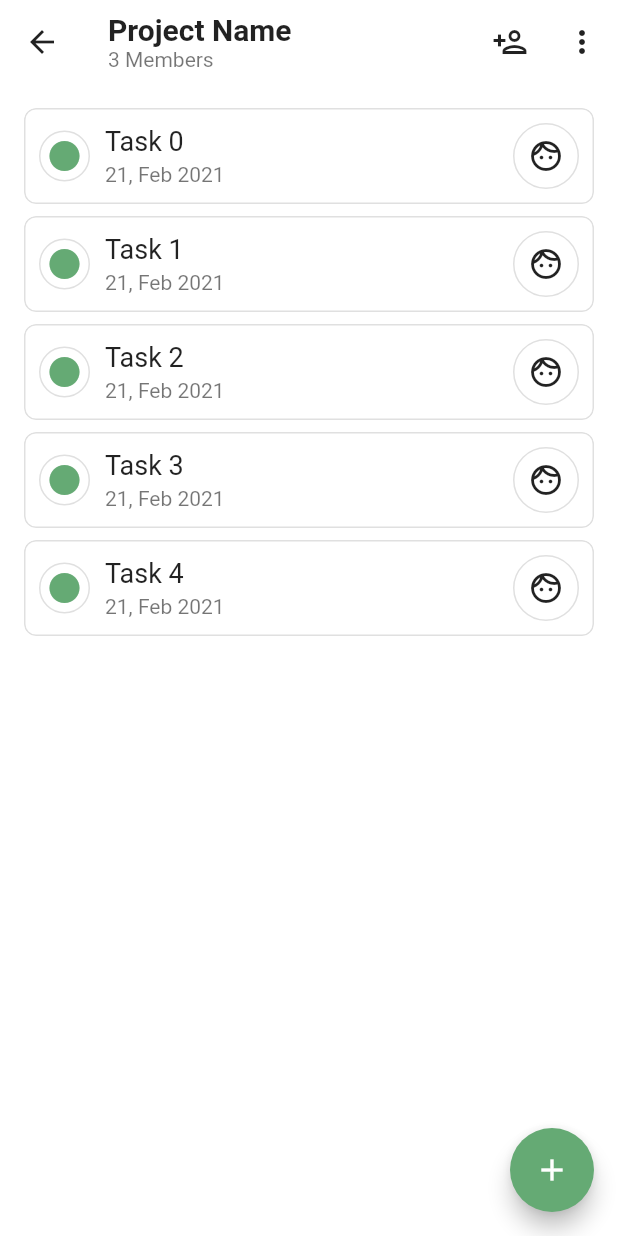
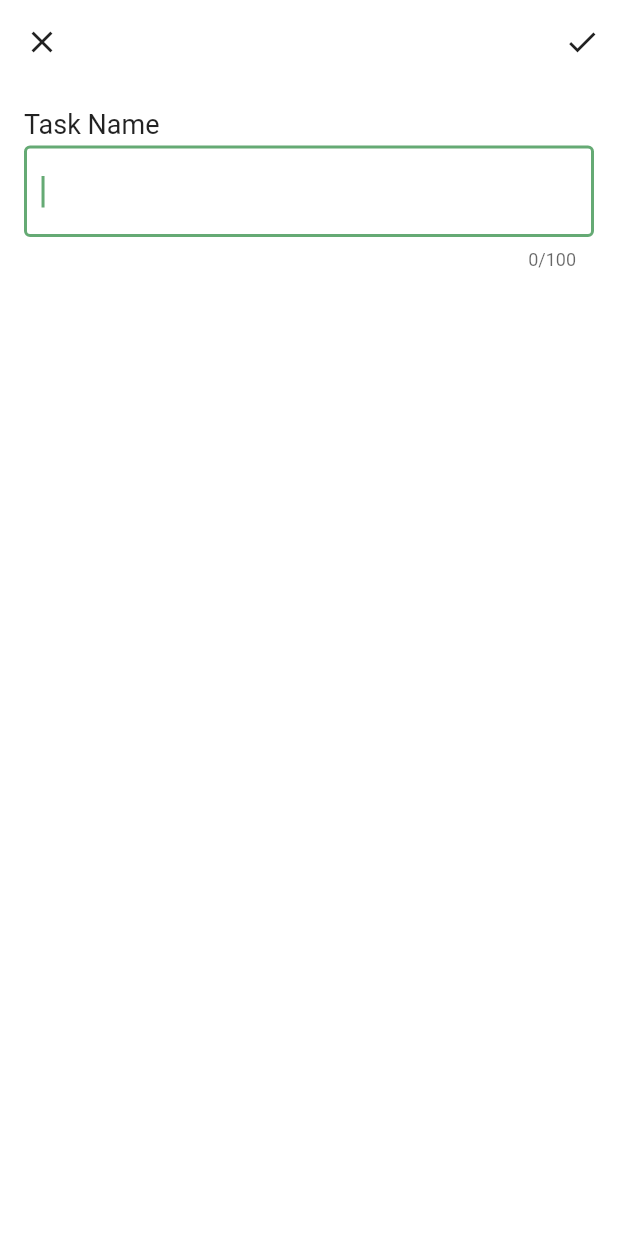
Before and after one commit to ktnydi/projecthit, a Flutter app: the TaskList screen opened directly, after a tap on the "add" icon, on a phone screen of 412 x 824 dp. Run offline on Flutter 3.47's test engine with Material 2 defaults, Android fonts, the phone set to English and light mode, and no system bars; our stand-ins replace outline_material_icons.

Commit message:
Add: タスク追加画面を作成

```diff
--- /dev/null
+++ b/lib/screens/add_task/add_task_page.dart
@@ -0,0 +1,107 @@
+import 'package:flutter/material.dart';
+import 'package:projecthit/screens/add_task/add_task_model.dart';
+import 'package:provider/provider.dart';
+
+class AddTask extends StatelessWidget {
+  @override
+  Widget build(BuildContext context) {
+    String name = '';
+
+    return ChangeNotifierProvider<AddTaskModel>(
+      create: (_) => AddTaskModel(),
+      builder: (context, child) {
+        final addTaskModel = context.read<AddTaskModel>();
+
+        return Stack(
+          children: [
+            Scaffold(
+              appBar: AppBar(
+                actions: [
+                  IconButton(
+                    icon: Icon(Icons.done),
+                    onPressed: () async {
+                      if (name.trim().isEmpty) return;
+
+                      FocusScope.of(context).unfocus();
+
+                      try {
+                        addTaskModel.beginLoading();
+                        await addTaskModel.addTask(name: name);
+                        addTaskModel.endLoading();
+
+                        Navigator.pop(context);
+                      } catch (e) {
+                        addTaskModel.endLoading();
+                        showDialog(
+                          context: context,
+                          builder: (context) {
+                            return AlertDialog(
+                              title: Text('Oops!'),
+                              content: Text('$e'),
+                              actions: [
+                                TextButton(
+                                  child: Text('OK'),
+                                  onPressed: () {
+                                    Navigator.pop(context);
+                                  },
+                                ),
+                              ],
+                            );
+                          },
+                        );
+                      }
+                    },
+                  ),
+                ],
+              ),
+              body: Container(
+                padding: EdgeInsets.all(16),
+                child: Column(
+                  crossAxisAlignment: CrossAxisAlignment.start,
+                  children: [
+                    Text(
+                      'Task Name',
+                      style: TextStyle(
+                        fontSize: 18,
+                      ),
+                    ),
+                    SizedBox(height: 4),
+                    TextFormField(
+                      validator: (value) {
+                        if (value.trim().isEmpty) {
+                          return 'Enter task name';
+                        }
+
+                        if (value.length > 100) {
+                          return 'Task name is too long';
+                        }
+
+                        return null;
+                      },
+                      autofocus: true,
+                      maxLength: 100,
+                      decoration: InputDecoration(
+                        border: OutlineInputBorder(),
+                      ),
+                      onChanged: (value) {
+                        name = value;
+                      },
+                    ),
+                  ],
+                ),
+              ),
+            ),
+            context.select((AddTaskModel model) => model.isLoading)
+                ? Container(
+                    color: Colors.white.withOpacity(0.3),
+                    child: Center(
+                      child: CircularProgressIndicator(),
+                    ),
+                  )
+                : SizedBox(),
+          ],
+        );
+      },
+    );
+  }
+}
--- a/lib/screens/task_list/task_list_page.dart
+++ b/lib/screens/task_list/task_list_page.dart
@@ -1,4 +1,5 @@
 import 'package:flutter/material.dart';
+import 'package:projecthit/screens/add_task/add_task_page.dart';
 import 'package:projecthit/screens/invite_member/invite_member_page.dart';
 import 'package:projecthit/screens/project_detail/project_detail_page.dart';
 
@@ -132,7 +133,13 @@ class TaskList extends StatelessWidget {
       floatingActionButton: FloatingActionButton(
         child: Icon(Icons.add),
         onPressed: () {
-          // TODO: タスク作成画面を表示
+          Navigator.push(
+            context,
+            MaterialPageRoute(
+              fullscreenDialog: true,
+              builder: (context) => AddTask(),
+            ),
+          );
         },
       ),
     );
```
Also changed, not shown: lib/screens/add_task/add_task_model.dart (added, +21 -0 lines).
